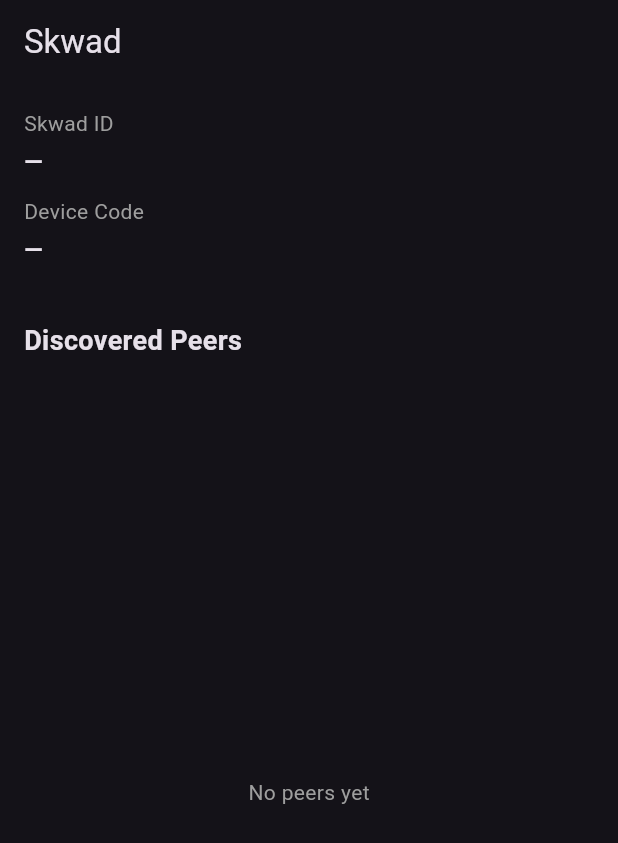
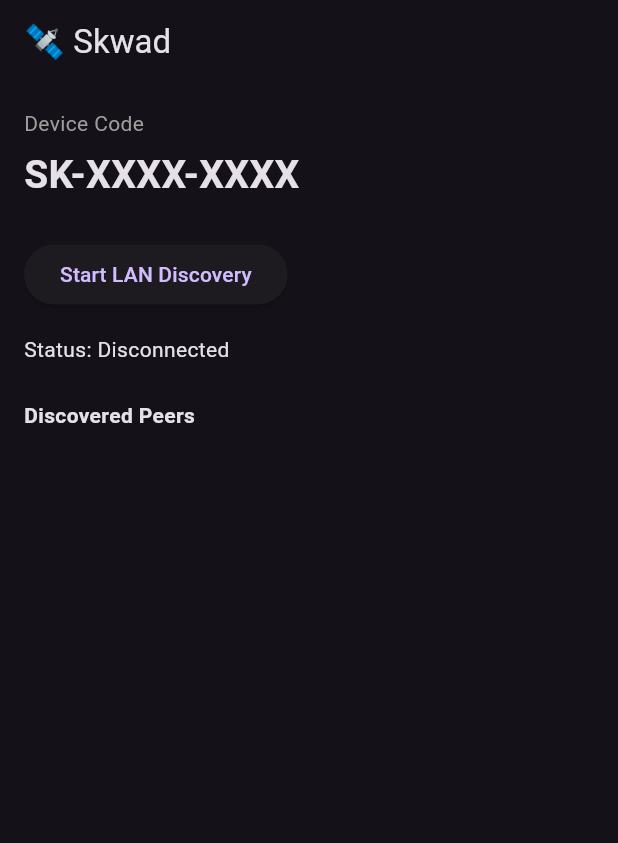
Before and after one commit to Odinaka-123/Skwad, a Flutter app: the screen it shows after launch, on a phone screen of 412 x 824 dp. Shown: the top 843 px of the screen. Run offline on Flutter 3.47's test engine with Material 3 defaults, Android fonts, the phone set to English and light mode, and no system bars.

Commit message:
feat(mobile): introduce Flutter client with secure TCP bridge to Skwad core
- Scaffolded Flutter mobile application
- Implemented TCP bridge to Node.js Skwad core
- Established encrypted TCP session using existing protocol
- Added initial dashboard UI and connection state handling
- Verified LAN discovery + core connectivity in emulator

```diff
--- a/skwad_mobile/lib/main.dart
+++ b/skwad_mobile/lib/main.dart
@@ -1,6 +1,99 @@
 import 'package:flutter/material.dart';
-import 'app.dart';
+import 'services/skwad_tcp.dart';
 
 void main() {
   runApp(const SkwadApp());
 }
+
+class SkwadApp extends StatelessWidget {
+  const SkwadApp({super.key});
+
+  @override
+  Widget build(BuildContext context) {
+    return MaterialApp(
+      title: 'Skwad',
+      debugShowCheckedModeBanner: false,
+      theme: ThemeData.dark(),
+      home: const HomeScreen(),
+    );
+  }
+}
+
+class HomeScreen extends StatefulWidget {
+  const HomeScreen({super.key});
+
+  @override
+  State<HomeScreen> createState() => _HomeScreenState();
+}
+
+class _HomeScreenState extends State<HomeScreen> {
+  final SkwadTcpClient tcp = SkwadTcpClient();
+
+  String status = 'Disconnected';
+  final List<String> peers = [];
+
+  Future<void> startDiscovery() async {
+    setState(() => status = 'Connecting...');
+
+    try {
+      await tcp.connect();
+
+      tcp.listen((msg) {
+        if (msg['type'] == 'PEER_CONNECTED') {
+          setState(() {
+            peers.add('${msg['id']} @ ${msg['ip']}');
+          });
+        }
+      });
+
+      setState(() => status = 'Connected to Skwad Core');
+    } catch (e) {
+      setState(() => status = 'Connection failed');
+    }
+  }
+
+  @override
+  void dispose() {
+    tcp.close();
+    super.dispose();
+  }
+
+  @override
+  Widget build(BuildContext context) {
+    return Scaffold(
+      appBar: AppBar(title: const Text('🛰 Skwad')),
+      body: Padding(
+        padding: const EdgeInsets.all(16),
+        child: Column(
+          crossAxisAlignment: CrossAxisAlignment.start,
+          children: [
+            const Text('Device Code', style: TextStyle(color: Colors.grey)),
+            const SizedBox(height: 6),
+            const Text(
+              'SK-XXXX-XXXX',
+              style: TextStyle(fontSize: 26, fontWeight: FontWeight.bold),
+            ),
+
+            const SizedBox(height: 24),
+
+            ElevatedButton(
+              onPressed: startDiscovery,
+              child: const Text('Start LAN Discovery'),
+            ),
+
+            const SizedBox(height: 16),
+            Text('Status: $status'),
+
+            const SizedBox(height: 24),
+            const Text(
+              'Discovered Peers',
+              style: TextStyle(fontWeight: FontWeight.bold),
+            ),
+
+            ...peers.map((p) => Text('• $p')),
+          ],
+        ),
+      ),
+    );
+  }
+}
```
Also changed, not shown: skwad_mobile/lib/services/skwad_tcp.dart (added, +39 -0 lines), 1 other file.
